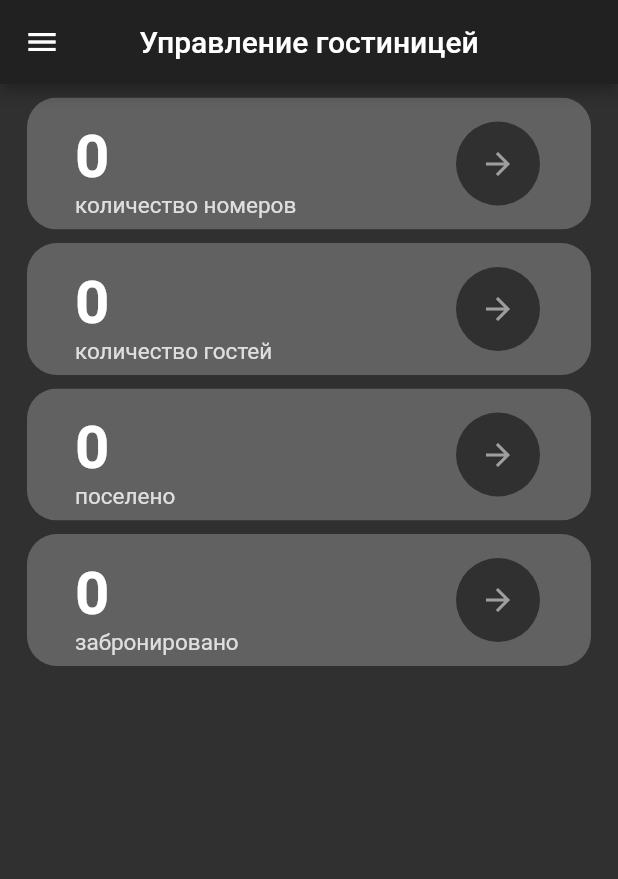
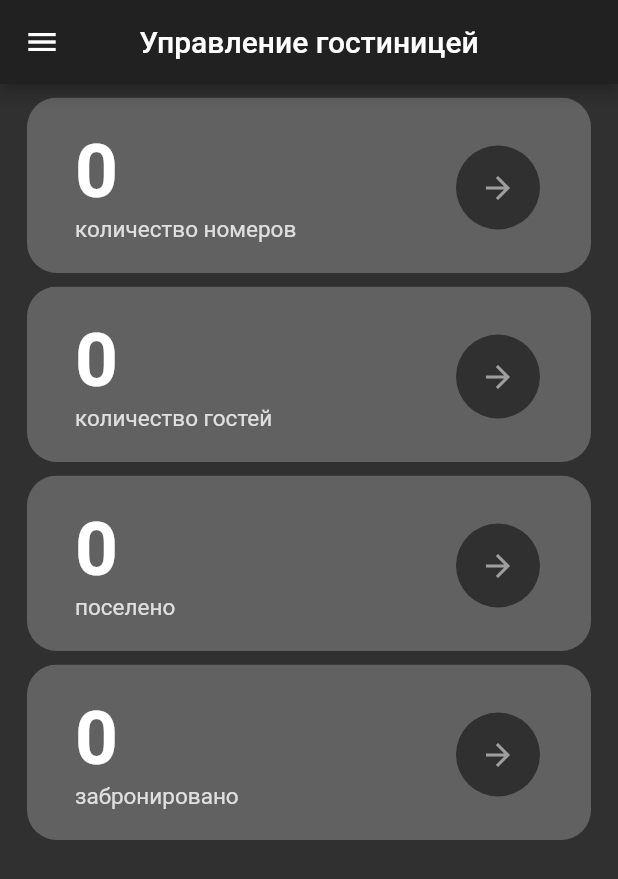
Before and after one commit to Jarkynbekbat/hostel_management, a Flutter app: the HomeScreen screen opened by its route, on a phone screen of 412 x 824 dp. Shown: the top 879 px of the screen. Run offline on Flutter 3.47's test engine with Material 2 defaults, Android fonts, the phone set to English and light mode, and no system bars; our stand-ins replace bloc, chips_choice, cloud_firestore, firebase_auth, flip_card, flutter_bloc and 3 more; missing offline and left inert: date_range_picker; accounts and stored records are empty.

Commit message:
добавил анимации

```diff
--- a/lib/presentation/screens/guests_screen/components/guest_detail_screen.dart
+++ b/lib/presentation/screens/guests_screen/components/guest_detail_screen.dart
@@ -94,8 +94,8 @@ class _GuestDeatailScreenState extends State<GuestDeatailScreen> {
             .firstWhere((n) => n.id == _living[index].number)
             .name;
         return ListTile(
-          leading: Icon(Icons.vpn_key),
-          title: Text('номер $number'),
+          leading: CircleAvatar(child: Text('$number')),
+          title: Text('номер '),
           subtitle: Text(
               'c ${DateFormat(DateFormat.YEAR_ABBR_MONTH_DAY, 'RU_ru').format(_booking[index].arriving)} по ${DateFormat(DateFormat.YEAR_ABBR_MONTH_DAY, 'RU_ru').format(_booking[index].leaving)}'),
         );
@@ -114,8 +114,8 @@ class _GuestDeatailScreenState extends State<GuestDeatailScreen> {
             .firstWhere((n) => n.id == _booking[index].number)
             .name;
         return ListTile(
-          leading: Icon(Icons.lock),
-          title: Text('номер $number'),
+          leading: CircleAvatar(child: Text('$number')),
+          title: Text('номер '),
           subtitle: Text(
               'c ${DateFormat(DateFormat.YEAR_ABBR_MONTH_DAY, 'RU_ru').format(_booking[index].arriving)} по ${DateFormat(DateFormat.YEAR_ABBR_MONTH_DAY, 'RU_ru').format(_booking[index].leaving)}'),
         );
--- /dev/null
+++ b/lib/presentation/screens/home_screen/components/fade_animation.dart
@@ -0,0 +1,32 @@
+import 'package:flutter/material.dart';
+import 'package:simple_animations/simple_animations.dart';
+
+class FadeAnimation extends StatelessWidget {
+  final double delay;
+  final Widget child;
+
+  FadeAnimation(this.delay, this.child);
+
+  @override
+  Widget build(BuildContext context) {
+    final tween = MultiTrackTween([
+      Track("opacity")
+          .add(Duration(milliseconds: 500), Tween(begin: 0.0, end: 1.0)),
+      Track("translateY").add(
+          Duration(milliseconds: 500), Tween(begin: -30.0, end: 0.0),
+          curve: Curves.easeOut)
+    ]);
+
+    return ControlledAnimation(
+      delay: Duration(milliseconds: (500 * delay).round()),
+      duration: tween.duration,
+      tween: tween,
+      child: child,
+      builderWithChild: (context, child, animation) => Opacity(
+        opacity: animation["opacity"],
+        child: Transform.translate(
+            offset: Offset(0, animation["translateY"]), child: child),
+      ),
+    );
+  }
+}
--- a/lib/presentation/screens/home_screen/components/info_block.dart
+++ b/lib/presentation/screens/home_screen/components/info_block.dart
@@ -16,7 +16,7 @@ class InfoBloc extends StatelessWidget {
   @override
   Widget build(BuildContext context) {
     const countTextStyle = const TextStyle(
-      fontSize: 40.0,
+      fontSize: 50.0,
       fontWeight: FontWeight.bold,
       color: Colors.white,
     );
@@ -33,13 +33,8 @@ class InfoBloc extends StatelessWidget {
           padding: EdgeInsets.all(16.0),
           color: Theme.of(context).backgroundColor,
           child: ListTile(
-            leading: Column(
-              crossAxisAlignment: CrossAxisAlignment.start,
-              children: [
-                Text('$count', style: countTextStyle),
-                Text(subtitle, style: subtitleTextStyle),
-              ],
-            ),
+            title: Text('$count', style: countTextStyle),
+            subtitle: Text(subtitle, style: subtitleTextStyle),
             trailing: InkWell(
               onTap: () async {
                 await Navigator.of(context).pushNamed(goTo);
--- a/lib/presentation/screens/home_screen/home_screen.dart
+++ b/lib/presentation/screens/home_screen/home_screen.dart
@@ -6,6 +6,7 @@ import 'package:hostel_app/presentation/screens/home_screen/components/info_bloc
 import 'package:hostel_app/presentation/screens/numbers_screen/all_numbers/all_numbers_screen.dart';
 import 'package:hostel_app/presentation/screens/numbers_screen/booked_numbers/booked_numbers_screen.dart';
 import 'package:hostel_app/presentation/screens/numbers_screen/busy_numbers/busy_numbers_screen.dart';
+import 'components/fade_animation.dart';
 import 'components/my_drawer.dart';
 
 class HomeScreen extends StatefulWidget {
@@ -53,26 +54,38 @@ class _HomeScreenState extends State<HomeScreen> {
 
   List<Widget> _buildInfoBlocks(HomeInitedState state) {
     return [
+      FadeAnimation(
+        1,
         InfoBloc(
           count: state.allNumbersCount,
           subtitle: 'количество номеров',
           goTo: AllNumbersScreen.route,
         ),
+      ),
+      FadeAnimation(
+        1.3,
         InfoBloc(
           count: state.guestsCount,
           subtitle: 'количество гостей',
           goTo: GuestsScreen.route,
         ),
+      ),
+      FadeAnimation(
+        1.6,
         InfoBloc(
           count: state.livingCount,
           subtitle: 'поселено',
           goTo: BusyNumbersScreen.route,
         ),
+      ),
+      FadeAnimation(
+        1.9,
         InfoBloc(
           count: state.bookingCount,
           subtitle: 'забронировано',
           goTo: BookedNumbersScreen.route,
         ),
+      ),
     ];
   }
 }
--- a/pubspec.yaml
+++ b/pubspec.yaml
@@ -21,6 +21,7 @@ dependencies:
   intl: ^0.16.1
   date_range_picker: ^1.0.6
   flutter_slidable: ^0.5.4
+  simple_animations: ^1.3.3
 
 dev_dependencies:
   flutter_test:
```
Also changed, not shown: pubspec.lock. Lines whose indentation alone changed are shown as unchanged.
